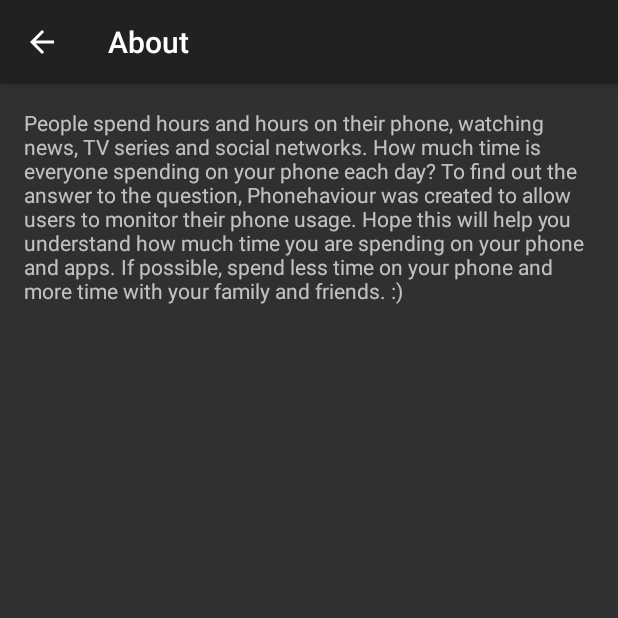
After one commit to cameronlai/Phonehaviour, an Android app: the AboutActivity screen opened directly, with no data from a screen before it, on a phone screen of 412 x 824 dp, the top half of it. The commit adds this screen. Run offline under Robolectric (Android 15) with nearby library versions, the phone set to English and light mode, and no system bars.

Commit message:
Add about page with a short description

```diff
--- /dev/null
+++ b/app/src/main/java/com/cameronlai/phonehaviour/AboutActivity.java
@@ -0,0 +1,31 @@
+package com.cameronlai.phonehaviour;
+
+import android.support.v7.app.ActionBarActivity;
+import android.os.Bundle;
+import android.view.Menu;
+import android.view.MenuItem;
+
+
+public class AboutActivity extends ActionBarActivity {
+
+    @Override
+    protected void onCreate(Bundle savedInstanceState) {
+        super.onCreate(savedInstanceState);
+        setContentView(R.layout.activity_about);
+    }
+
+    @Override
+    public boolean onOptionsItemSelected(MenuItem item) {
+        // Handle action bar item clicks here. The action bar will
+        // automatically handle clicks on the Home/Up button, so long
+        // as you specify a parent activity in AndroidManifest.xml.
+        int id = item.getItemId();
+
+        //noinspection SimplifiableIfStatement
+        if (id == R.id.action_settings) {
+            return true;
+        }
+
+        return super.onOptionsItemSelected(item);
+    }
+}
--- /dev/null
+++ b/app/src/main/res/layout/activity_about.xml
@@ -0,0 +1,14 @@
+<LinearLayout xmlns:android="http://schemas.android.com/apk/res/android"
+    xmlns:tools="http://schemas.android.com/tools" android:layout_width="match_parent"
+    android:layout_height="match_parent" android:paddingLeft="@dimen/activity_horizontal_margin"
+    android:paddingRight="@dimen/activity_horizontal_margin"
+    android:paddingTop="@dimen/activity_vertical_margin"
+    android:paddingBottom="@dimen/activity_vertical_margin"
+    android:orientation="vertical"
+    tools:context="com.cameronlai.phonehaviour.AboutActivity">
+
+    <TextView android:text="@string/about_description"
+        android:layout_width="wrap_content"
+        android:layout_height="wrap_content" />
+
+</LinearLayout>
--- a/app/src/main/res/values/strings.xml
+++ b/app/src/main/res/values/strings.xml
@@ -4,5 +4,6 @@
     <string name="app_name">Phonehaviour</string>
     <string name="hello_world">Hello world!</string>
     <string name="action_settings">Settings</string>
+    <string name="title_activity_about">About</string>
 
 </resources>
--- /dev/null
+++ b/app/src/main/res/values/strings_about.xml
@@ -0,0 +1,15 @@
+<?xml version="1.0" encoding="utf-8"?>
+<resources>
+
+    <string name="action_about">About</string>
+
+    <string name="about_description">
+        People spend hours and hours on their phone, watching news, TV series and social networks.
+        How much time is everyone spending on your phone each day?
+        To find out the answer to the question,
+        Phonehaviour was created to allow users to monitor their phone usage.
+        Hope this will help you understand how much time you are spending on your phone and apps.
+        If possible, spend less time on your phone and more time with your family and friends. :)
+    </string>
+
+</resources>
```
Also changed, not shown: app/src/main/AndroidManifest.xml (+9 -1 lines), app/src/main/java/com/cameronlai/phonehaviour/MainActivity.java (+8 -1 lines), app/src/main/res/menu/menu_main.xml (+9 -2 lines).
